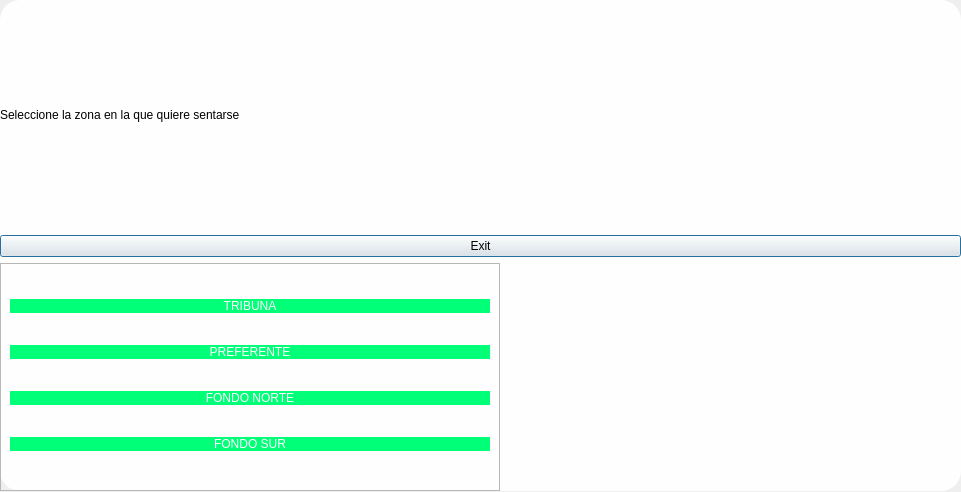
The window that src/Vista/asientos.ui (gjimec00/STDEvents) describes before a commit, drawn with Qt 5.
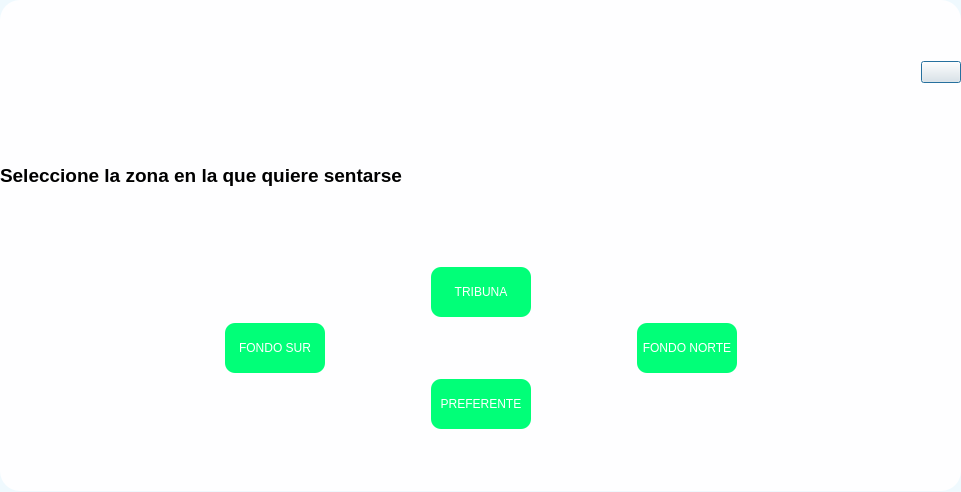
The same window after the commit. Icons and pictures are not drawn.

Commit message: Cambios con evento, asientos y carrito

What changed in the file:
```diff
--- a/src/Vista/asientos.ui
+++ b/src/Vista/asientos.ui
@@ -16,7 +16,9 @@
   <property name="styleSheet">
    <string notr="true">
 
-
+#asientos{
+background-color: #eff9fe;
+}
 #searchFrame{
 border-radius: 10px;
 border: 2px solid #01ff78;
@@ -43,15 +45,56 @@
      <height>491</height>
     </rect>
    </property>
+   <property name="sizePolicy">
+    <sizepolicy hsizetype="Preferred" vsizetype="Expanding">
+     <horstretch>0</horstretch>
+     <verstretch>0</verstretch>
+    </sizepolicy>
+   </property>
+   <property name="minimumSize">
+    <size>
+     <width>961</width>
+     <height>491</height>
+    </size>
+   </property>
    <layout class="QVBoxLayout" name="verticalLayout_3">
+    <item alignment="Qt::AlignRight">
+     <widget class="QPushButton" name="pushButton_5">
+      <property name="text">
+       <string/>
+      </property>
+      <property name="icon">
+       <iconset resource="../../Recursos.qrc">
+        <normaloff>:/greenicons/icons/greenicons/x.svg</normaloff>:/greenicons/icons/greenicons/x.svg</iconset>
+      </property>
+     </widget>
+    </item>
     <item>
      <widget class="QLabel" name="label">
+      <property name="sizePolicy">
+       <sizepolicy hsizetype="Ignored" vsizetype="Ignored">
+        <horstretch>0</horstretch>
+        <verstretch>0</verstretch>
+       </sizepolicy>
+      </property>
+      <property name="minimumSize">
+       <size>
+        <width>0</width>
+        <height>0</height>
+       </size>
+      </property>
       <property name="maximumSize">
        <size>
         <width>500</width>
-        <height>1000</height>
+        <height>50</height>
        </size>
       </property>
+      <property name="font">
+       <font>
+        <pointsize>14</pointsize>
+        <bold>true</bold>
+       </font>
+      </property>
       <property name="styleSheet">
        <string notr="true">color:black;</string>
       </property>
@@ -61,70 +104,113 @@
      </widget>
     </item>
     <item>
-     <widget class="QPushButton" name="pushButton_5">
-      <property name="text">
-       <string>Exit</string>
-      </property>
-     </widget>
-    </item>
-    <item>
-     <widget class="QFrame" name="frame">
-      <property name="maximumSize">
-       <size>
-        <width>500</width>
-        <height>16777215</height>
-       </size>
-      </property>
-      <property name="styleSheet">
-       <string notr="true"/>
-      </property>
-      <property name="frameShape">
-       <enum>QFrame::StyledPanel</enum>
-      </property>
-      <property name="frameShadow">
-       <enum>QFrame::Raised</enum>
-      </property>
-      <layout class="QVBoxLayout" name="verticalLayout_2">
-       <item>
-        <widget class="QPushButton" name="pushButton_4">
-         <property name="styleSheet">
-          <string notr="true">background-color: #01ff78;
+     <layout class="QGridLayout" name="gridLayout">
+      <item row="1" column="2" alignment="Qt::AlignLeft">
+       <widget class="QPushButton" name="pushButton_2">
+        <property name="minimumSize">
+         <size>
+          <width>100</width>
+          <height>50</height>
+         </size>
+        </property>
+        <property name="maximumSize">
+         <size>
+          <width>100</width>
+          <height>50</height>
+         </size>
+        </property>
+        <property name="text">
+         <string>FONDO NORTE</string>
+        </property>
+       </widget>
+      </item>
+      <item row="0" column="1" alignment="Qt::AlignHCenter">
+       <widget class="QPushButton" name="pushButton_4">
+        <property name="minimumSize">
+         <size>
+          <width>100</width>
+          <height>50</height>
+         </size>
+        </property>
+        <property name="maximumSize">
+         <size>
+          <width>100</width>
+          <height>50</height>
+         </size>
+        </property>
+        <property name="styleSheet">
+         <string notr="true">background-color: #01ff78;
 color: #fff;
 border-radius: 10px;</string>
-         </property>
-         <property name="text">
-          <string>TRIBUNA</string>
-         </property>
-        </widget>
-       </item>
-       <item>
-        <widget class="QPushButton" name="pushButton_3">
-         <property name="styleSheet">
-          <string notr="true">background-color: #01ff78;
+        </property>
+        <property name="text">
+         <string>TRIBUNA</string>
+        </property>
+       </widget>
+      </item>
+      <item row="1" column="0" alignment="Qt::AlignRight">
+       <widget class="QPushButton" name="pushButton">
+        <property name="minimumSize">
+         <size>
+          <width>100</width>
+          <height>50</height>
+         </size>
+        </property>
+        <property name="maximumSize">
+         <size>
+          <width>100</width>
+          <height>50</height>
+         </size>
+        </property>
+        <property name="text">
+         <string>FONDO SUR</string>
+        </property>
+       </widget>
+      </item>
+      <item row="1" column="1">
+       <widget class="QLabel" name="label_2">
+        <property name="maximumSize">
+         <size>
+          <width>300</width>
+          <height>250</height>
+         </size>
+        </property>
+        <property name="text">
+         <string/>
+        </property>
+        <property name="pixmap">
+         <pixmap resource="../../Recursos.qrc">:/Files/imagenes/estadio.png</pixmap>
+        </property>
+        <property name="scaledContents">
+         <bool>true</bool>
+        </property>
+       </widget>
+      </item>
+      <item row="3" column="1" alignment="Qt::AlignHCenter">
+       <widget class="QPushButton" name="pushButton_3">
+        <property name="minimumSize">
+         <size>
+          <width>100</width>
+          <height>50</height>
+         </size>
+        </property>
+        <property name="maximumSize">
+         <size>
+          <width>100</width>
+          <height>50</height>
+         </size>
+        </property>
+        <property name="styleSheet">
+         <string notr="true">background-color: #01ff78;
 color: #fff;
 border-radius: 10px;</string>
-         </property>
-         <property name="text">
-          <string>PREFERENTE</string>
-         </property>
-        </widget>
-       </item>
-       <item>
-        <widget class="QPushButton" name="pushButton_2">
-         <property name="text">
-          <string>FONDO NORTE</string>
-         </property>
-        </widget>
-       </item>
-       <item>
-        <widget class="QPushButton" name="pushButton">
-         <property name="text">
-          <string>FONDO SUR</string>
-         </property>
-        </widget>
-       </item>
-      </layout>
-     </widget>
+        </property>
+        <property name="text">
+         <string>PREFERENTE</string>
+        </property>
+       </widget>
+      </item>
+     </layout>
     </item>
    </layout>
   </widget>
```
Left out of the diff: 4 changed lines with no effect on the pictures. The commit also changes 11 other files.
